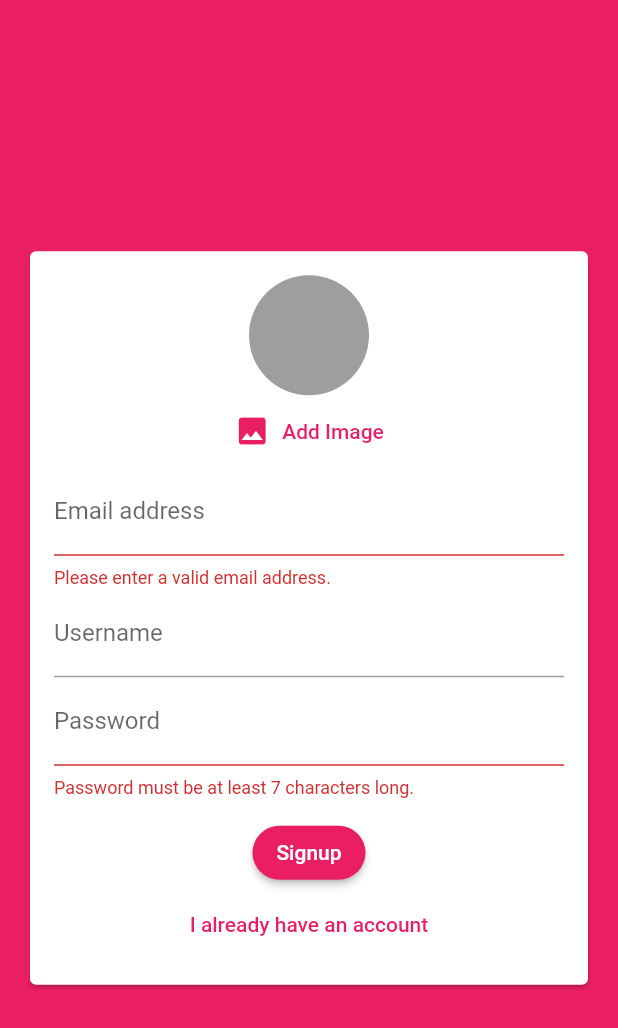
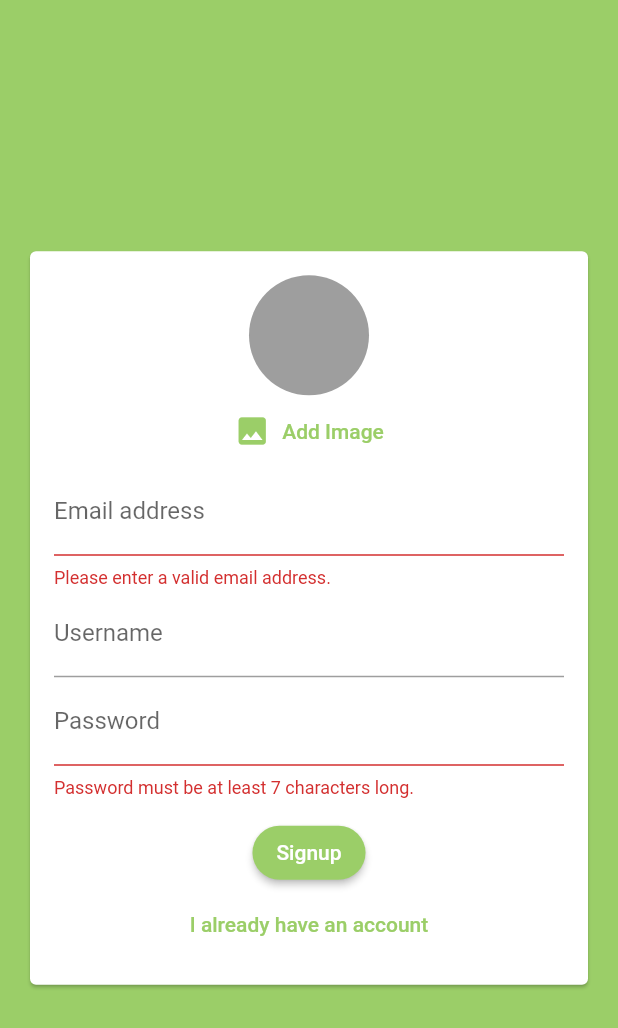
Before and after one commit to realryankim/flutter-chatting-app, a Flutter app: the screen it shows after launch, after a tap on "Login", after a tap on "Create new account", after a tap on "Add Image", on a phone screen of 412 x 824 dp. Shown: the top 1028 px of the screen. Run offline on Flutter 3.47's test engine with Material 2 defaults, Android fonts, the phone set to English and light mode, and no system bars; our stand-ins replace cloud_firestore, firebase_auth, firebase_core, firebase_messaging, firebase_storage, get and 1 more; accounts and stored records are empty.

Commit message:
change ui color and solve the login circularindicator issue

```diff
--- a/lib/main.dart
+++ b/lib/main.dart
@@ -3,6 +3,7 @@ import 'package:firebase_core/firebase_core.dart';
 import 'package:flutter/material.dart';
 import 'package:flutter_chatting_app/src/app.dart';
 import 'package:flutter_chatting_app/src/bindings/binding.dart';
+import 'package:flutter_chatting_app/src/utils/colors.dart';
 import 'package:get/get.dart';
 
 void main() async {
@@ -20,15 +21,19 @@ class MyApp extends StatelessWidget {
       debugShowCheckedModeBanner: false,
       title: 'Flutter Chatting App',
       theme: ThemeData(
-        primarySwatch: Colors.pink,
-        backgroundColor: Colors.pink,
+        primaryColor: ColorsCH.primary,
+        backgroundColor: ColorsCH.primary,
         colorScheme:
-            ColorScheme.fromSwatch(primarySwatch: Colors.pink).copyWith(
-          secondary: Colors.deepPurple,
+            ColorScheme.fromSwatch(primaryColorDark: Colors.blue).copyWith(
+          primary: ColorsCH.primary,
+          secondary: ColorsCH.primary,
+        ),
+        appBarTheme: AppBarTheme(
+          color: ColorsCH.primary,
         ),
         visualDensity: VisualDensity.adaptivePlatformDensity,
         buttonTheme: ButtonTheme.of(context).copyWith(
-          buttonColor: Colors.pink,
+          buttonColor: ColorsCH.primary,
           textTheme: ButtonTextTheme.primary,
           shape: RoundedRectangleBorder(
             borderRadius: BorderRadius.circular(20),
--- a/lib/src/controllers/auth_controller.dart
+++ b/lib/src/controllers/auth_controller.dart
@@ -50,7 +50,7 @@ class AuthController extends GetxController {
 
   void pickedImage(File image) {
     _userImageFile = image;
-    print("pickedImage: $_userImageFile");
+    // print("pickedImage: $_userImageFile");
     update();
   }
 
@@ -58,11 +58,11 @@ class AuthController extends GetxController {
     final isValid = _formKey.currentState!.validate();
     Get.focusScope!.unfocus();
 
-    print("trySubmit: $_userImageFile");
+    // print("trySubmit: $_userImageFile");
 
     if (_userImageFile == null && !_isLogin!.value) {
-      print(_isLogin!.value);
-      print("if: $_userImageFile");
+      // print(_isLogin!.value);
+      // print("if: $_userImageFile");
 
       Get.showSnackbar(
         GetBar(
@@ -84,9 +84,9 @@ class AuthController extends GetxController {
         _userImageFile,
         _isLogin!.value,
       );
+
+      isLoading(false);
     }
-
-    update();
   }
 
   void handleLoginButton() {
@@ -159,7 +159,5 @@ class AuthController extends GetxController {
       print(error);
       isLoading(false);
     }
-
-    update();
   }
 }
--- a/lib/src/controllers/chat_controller.dart
+++ b/lib/src/controllers/chat_controller.dart
@@ -1,6 +1,5 @@
 import 'package:cloud_firestore/cloud_firestore.dart';
 import 'package:firebase_auth/firebase_auth.dart';
-import 'package:firebase_messaging/firebase_messaging.dart';
 import 'package:flutter/material.dart';
 import 'package:get/get.dart';
 
--- a/lib/src/controllers/image_picker_controller.dart
+++ b/lib/src/controllers/image_picker_controller.dart
@@ -12,13 +12,12 @@ class ImagePickerController extends GetxController {
 
   void pickImage() async {
     final picker = ImagePicker();
-    // final pickedImage = await picker.pickImage(source: ImageSource.gallery);
     final pickedImage = await picker.pickImage(source: ImageSource.camera);
     if (pickedImage != null) {
       pickedImageFile = File(pickedImage.path);
-      print('File path');
+      // print('File path');
     } else {
-      print('No image selected.');
+      // print('No image selected.');
     }
 
     AuthController.to.pickedImage(pickedImageFile!);
--- a/lib/src/screens/splash_screen.dart
+++ b/lib/src/screens/splash_screen.dart
@@ -7,11 +7,12 @@ class SplashScreen extends StatelessWidget {
   Widget build(BuildContext context) {
     return Scaffold(
       backgroundColor: Theme.of(context).primaryColor,
-      body: Center(
+      body: const Center(
         child: Text(
           'Loading...',
           style: TextStyle(
             color: Colors.white,
+            fontSize: 25.0,
           ),
         ),
       ),
--- /dev/null
+++ b/lib/src/utils/colors.dart
@@ -0,0 +1,5 @@
+import 'dart:ui';
+
+class ColorsCH {
+  static const primary = Color(0xFF9BCE68);
+}
--- a/lib/src/widgets/auth/auth_form.dart
+++ b/lib/src/widgets/auth/auth_form.dart
@@ -1,5 +1,6 @@
 import 'package:flutter/material.dart';
 import 'package:flutter_chatting_app/src/controllers/auth_controller.dart';
+import 'package:flutter_chatting_app/src/utils/colors.dart';
 import 'package:flutter_chatting_app/src/widgets/pickers/user_image.picker.dart';
 
 import 'package:get/get.dart';
@@ -76,7 +77,7 @@ class AuthForm extends GetView<AuthController> {
                           shape: RoundedRectangleBorder(
                             borderRadius: BorderRadius.circular(20.0),
                           ),
-                          primary: Colors.pink,
+                          primary: ColorsCH.primary,
                           onPrimary: Colors.white,
                         ),
                         onPressed: controller.trySubmit,
@@ -87,7 +88,7 @@ class AuthForm extends GetView<AuthController> {
                             ? 'Create new account'
                             : 'I already have an account'),
                         style: TextButton.styleFrom(
-                          primary: Colors.pink,
+                          primary: ColorsCH.primary,
                         ),
                         onPressed: controller.handleLoginButton,
                       ),
--- a/lib/src/widgets/pickers/user_image.picker.dart
+++ b/lib/src/widgets/pickers/user_image.picker.dart
@@ -1,5 +1,6 @@
 import 'dart:io';
 import 'package:flutter/material.dart';
+import 'package:flutter_chatting_app/src/utils/colors.dart';
 import 'package:image_picker/image_picker.dart';
 
 class UserImagePicker extends StatefulWidget {
@@ -14,9 +15,15 @@ class UserImagePicker extends StatefulWidget {
 class _UserImagePickerState extends State<UserImagePicker> {
   File? _pickedImageFile;
 
+  void _selectImage() async {
+    final picker = ImagePicker();
+    final selectedImage = await picker.pickImage(source: ImageSource.gallery);
+    if (selectedImage == null) return null;
+    // TODO: Select Image and save
+  }
+
   void _pickImage() async {
     final picker = ImagePicker();
-    // final pickedImage = await picker.pickImage(source: ImageSource.gallery);
     final pickedImage = await picker.pickImage(
       source: ImageSource.camera,
       imageQuality: 50,
@@ -25,9 +32,9 @@ class _UserImagePickerState extends State<UserImagePicker> {
     setState(() {
       if (pickedImage != null) {
         _pickedImageFile = File(pickedImage.path);
-        print('File path');
+        // print('File path');
       } else {
-        print('No image selected.');
+        // print('No image selected.');
       }
       widget.imagePickFn(_pickedImageFile!);
     });
@@ -47,8 +54,9 @@ class _UserImagePickerState extends State<UserImagePicker> {
         ),
         TextButton.icon(
           onPressed: _pickImage,
-          icon: const Icon(Icons.image),
-          label: const Text('Add Image'),
+          icon: const Icon(Icons.image, color: ColorsCH.primary),
+          label: const Text('Add Image',
+              style: TextStyle(color: ColorsCH.primary)),
         ),
       ],
     );
--- a/pubspec.yaml
+++ b/pubspec.yaml
@@ -42,6 +42,7 @@ dependencies:
   firebase_storage: ^10.0.5
   firebase_messaging: ^10.0.9
 
+
 dev_dependencies:
   flutter_test:
     sdk: flutter
@@ -66,8 +67,7 @@ flutter:
 
   # To add assets to your application, add an assets section, like this:
   # assets:
-  #   - images/a_dot_burr.jpeg
-  #   - images/a_dot_ham.jpeg
+    # - assets/images/
 
   # An image asset can refer to one or more resolution-specific "variants", see
   # https://flutter.dev/assets-and-images/#resolution-aware.
```
Also changed, not shown: lib/src/screens/chat_screen.dart (+6 -8 lines).
